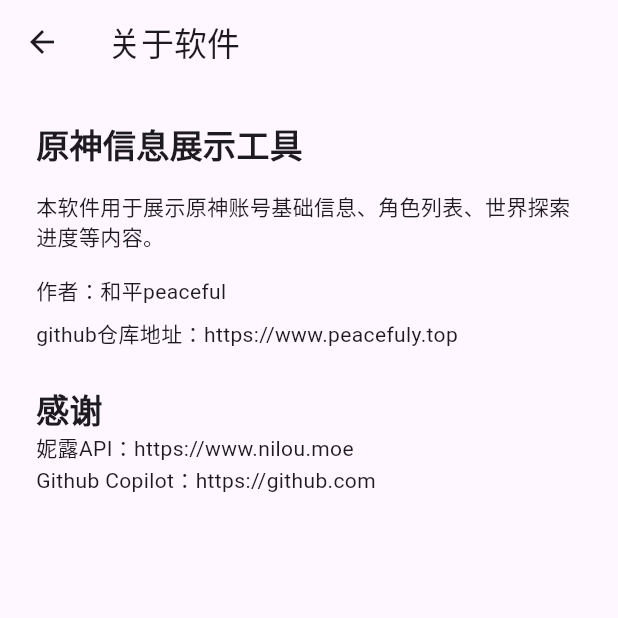
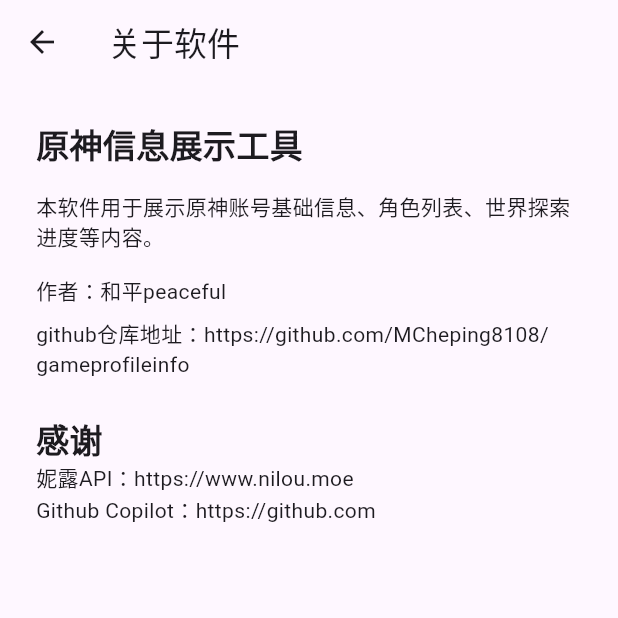
Before and after one commit to MCheping8108/gameprofileinfo, a Flutter app: the AboutPage screen opened directly, on a phone screen of 412 x 824 dp, the top half of it. Run offline on Flutter 3.47's test engine with Material 3 defaults, Android fonts, the phone set to English and light mode, and no system bars; our stand-ins replace shared_preferences; accounts and stored records are empty.

Commit message:
change text message

```diff
--- a/lib/about/about.dart
+++ b/lib/about/about.dart
@@ -20,7 +20,7 @@
             SizedBox(height: 16),
             Text('作者：和平peaceful'),
             SizedBox(height: 8),
-            Text('github仓库地址：https://www.peacefuly.top'),
+            Text('github仓库地址：https://github.com/MCheping8108/gameprofileinfo'),
             SizedBox(height: 24),
             Text('感谢', style: TextStyle(fontSize: 22, fontWeight: FontWeight.bold)),
             Text('妮露API：https://www.nilou.moe'),
```
